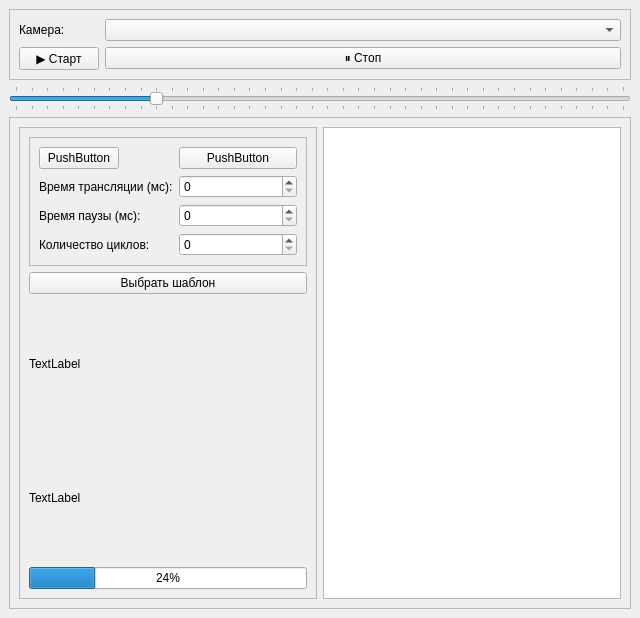
Old version of the form qtUi/ui1.ui in the repository vaddav6/cjcLitCam.
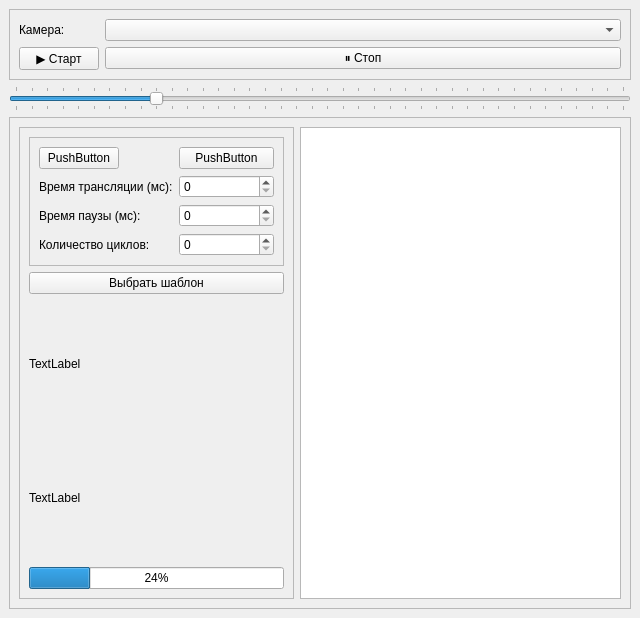
New version of the form.

The edit to the form file:
```diff
--- a/qtUi/ui1.ui
+++ b/qtUi/ui1.ui
@@ -96,6 +96,12 @@
       <layout class="QHBoxLayout" name="horizontalLayout">
        <item>
         <widget class="QFrame" name="frame_4">
+         <property name="maximumSize">
+          <size>
+           <width>275</width>
+           <height>16777215</height>
+          </size>
+         </property>
          <property name="frameShape">
           <enum>QFrame::Shape::StyledPanel</enum>
          </property>
```
